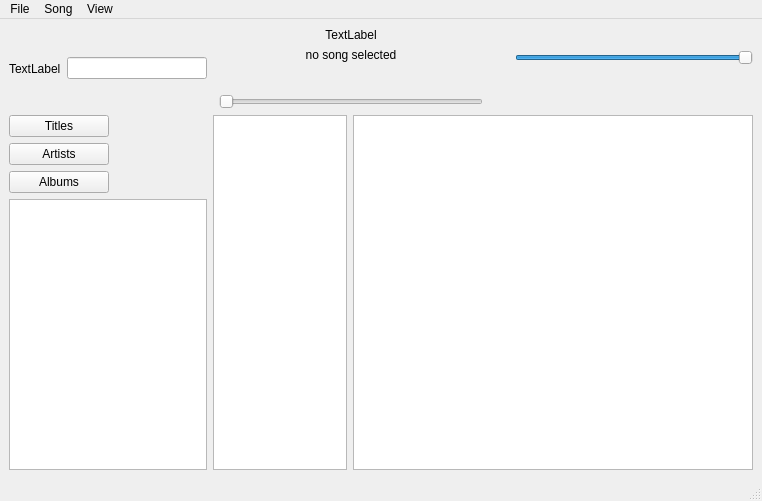
b1t00/soundpp, file CODE/soundpp/soundpp-prototype/mainwindow.ui: the form before one commit.
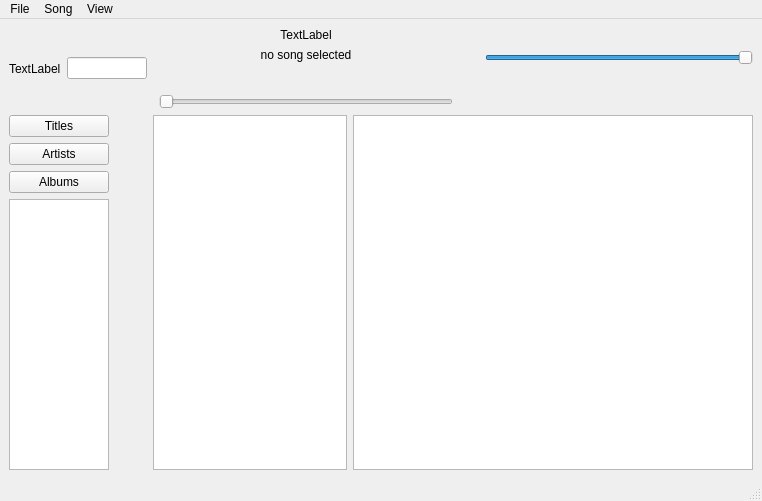
The form after the commit. Icons and pictures are not drawn.

Commit message: rightclick playlist

```diff
--- a/CODE/soundpp/soundpp-prototype/mainwindow.ui
+++ b/CODE/soundpp/soundpp-prototype/mainwindow.ui
@@ -101,7 +101,14 @@
          </widget>
         </item>
         <item>
-         <widget class="QTableView" name="playlist_tableView"/>
+         <widget class="QTableView" name="playlist_tableView">
+          <property name="maximumSize">
+           <size>
+            <width>100</width>
+            <height>16777215</height>
+           </size>
+          </property>
+         </widget>
         </item>
        </layout>
       </item>
```
The commit also changes 2 other files.
